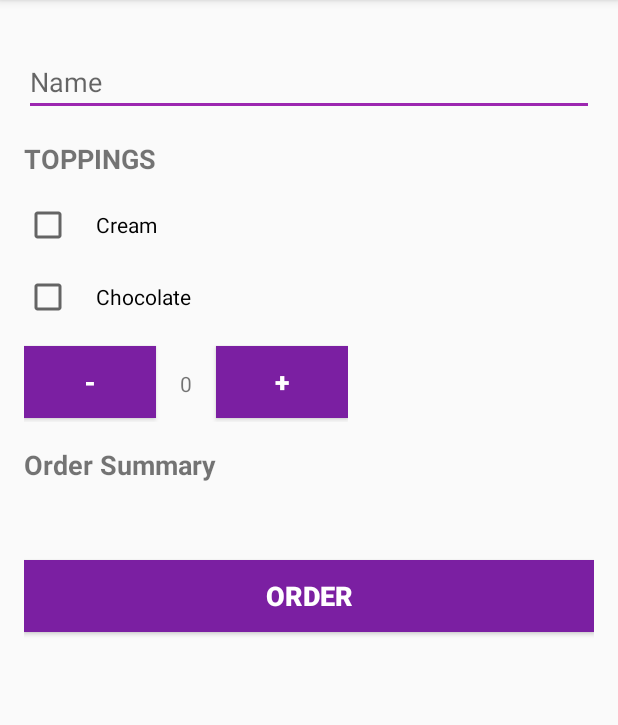
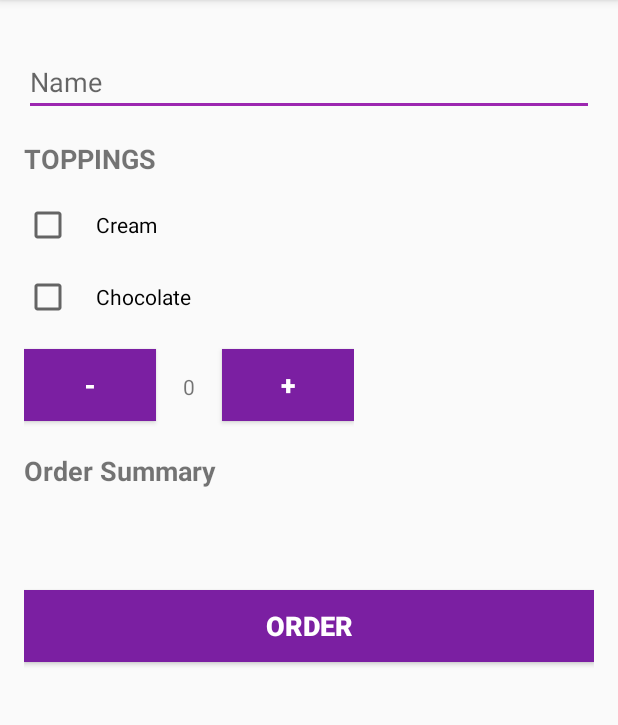
Before and after one commit to Syamgith/CoffeeOrderingApp, an Android app: the screen it shows after launch (MainActivity), on a phone screen of 412 x 824 dp, the part 84-809 px from its top. Run offline under Robolectric (Android 15) with nearby library versions, the phone set to English and light mode, and no system bars.

Commit message:
Design modifications

```diff
--- a/app/src/main/res/layout/activity_main.xml
+++ b/app/src/main/res/layout/activity_main.xml
@@ -63,7 +63,7 @@
             android:layout_width="wrap_content"
             android:layout_height="wrap_content"
             android:id="@+id/tvitems"
-            android:padding="16dp"
+            android:padding="18dp"
             android:inputType="number"
             android:text="0"/>
 
@@ -103,6 +103,7 @@
         android:text="ORDER"
         android:textColor="#FFF"
         android:textSize="18sp"
+        android:layout_marginTop="16dp"
         android:textStyle="bold" />
 
 </LinearLayout>
```
